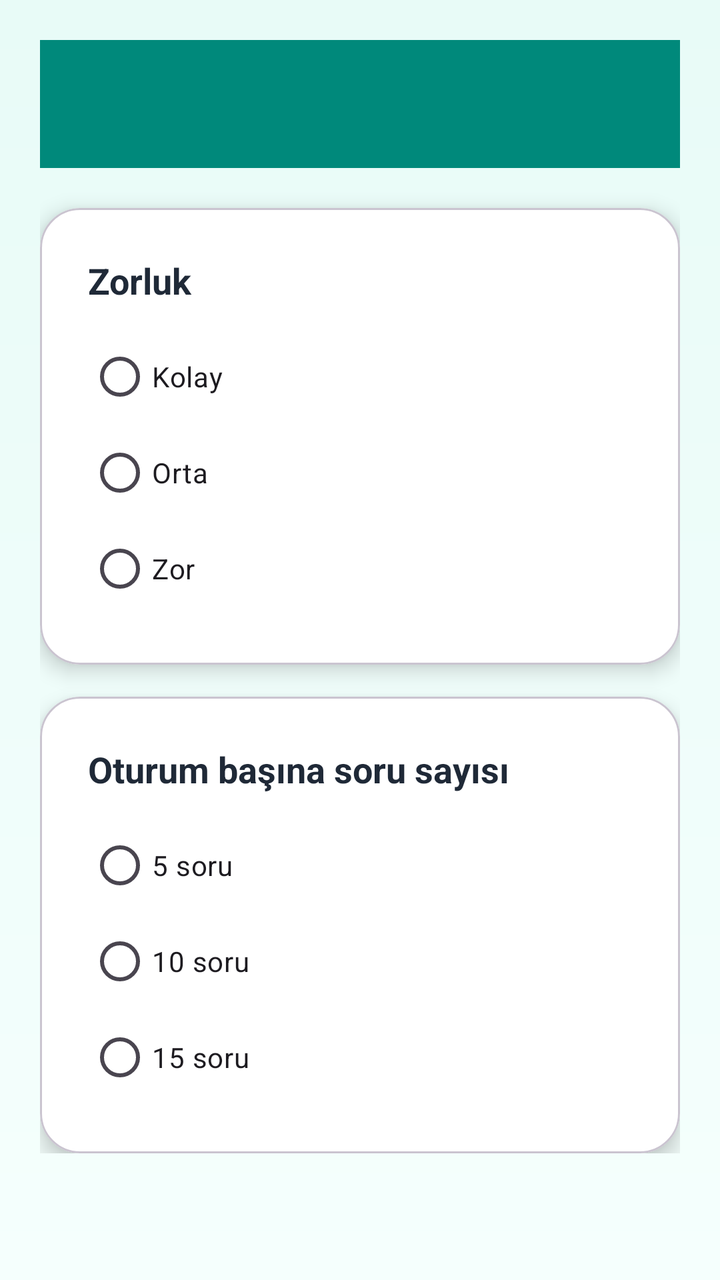
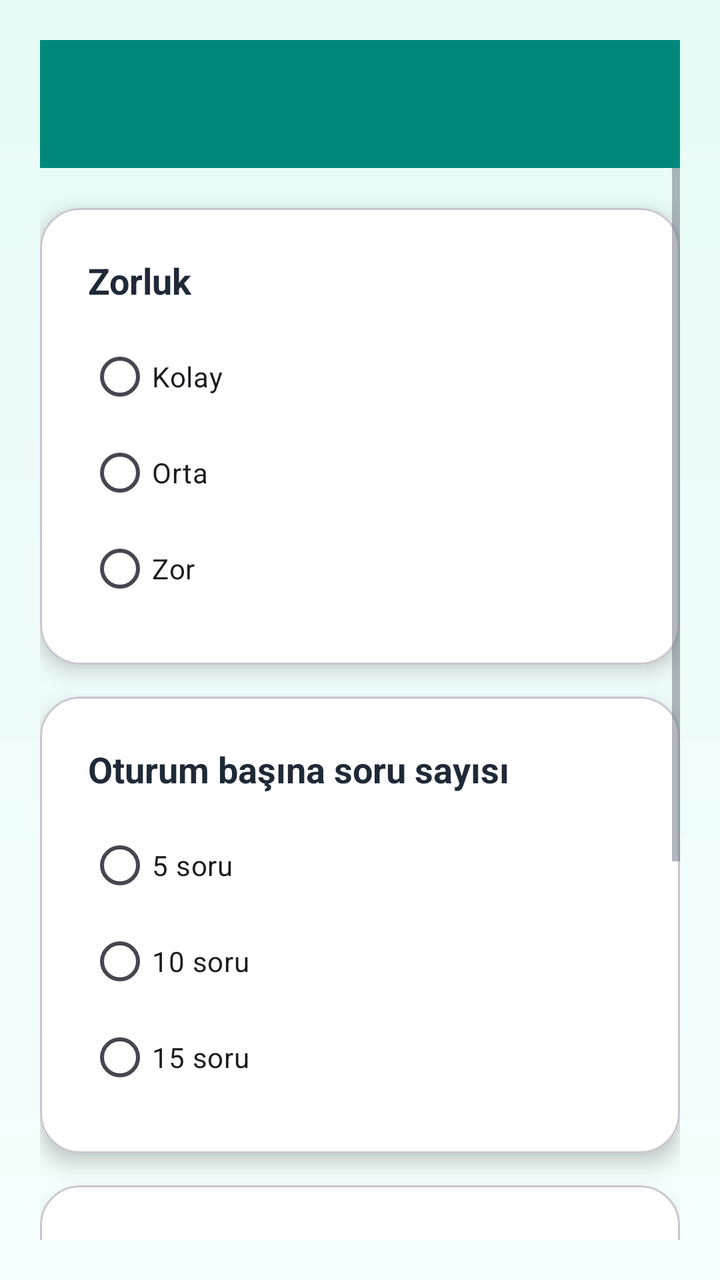

The first picture is an Android layout as it rendered before a commit; the second is the same layout after the commit. The layout source and the unified diff follow.
<!-- AndroidManifest.xml: application theme Theme.BrainBuddy -->
<!-- res/layout/activity_quiz_settings.xml -->
<?xml version="1.0" encoding="utf-8"?>
<LinearLayout xmlns:android="http://schemas.android.com/apk/res/android"
    xmlns:app="http://schemas.android.com/apk/res-auto"
    android:layout_width="match_parent"
    android:layout_height="match_parent"
    android:orientation="vertical"
    android:background="@drawable/bg_gradient"
    android:padding="20dp">

    <com.google.android.material.appbar.MaterialToolbar
        android:id="@+id/toolbar"
        android:layout_width="match_parent"
        android:layout_height="?attr/actionBarSize"
        android:background="@color/bb_turquoise_dark"
        app:titleTextColor="@color/white"/>

    <ScrollView
        android:layout_width="match_parent"
        android:layout_height="match_parent">

        <LinearLayout
            android:layout_width="match_parent"
            android:layout_height="wrap_content"
            android:orientation="vertical">

            <com.google.android.material.card.MaterialCardView
                android:layout_width="match_parent"
                android:layout_height="wrap_content"
                app:cardCornerRadius="20dp"
                app:cardElevation="6dp"
                app:cardBackgroundColor="@color/white"
                android:layout_marginTop="20dp">

                <LinearLayout
                    android:layout_width="match_parent"
                    android:layout_height="wrap_content"
                    android:orientation="vertical"
                    android:padding="24dp">

                    <TextView
                        android:layout_width="match_parent"
                        android:layout_height="wrap_content"
                        android:text="Zorluk"
                        android:textSize="18sp"
                        android:textStyle="bold"
                        android:textColor="@color/bb_text_dark"/>

                    <RadioGroup
                        android:id="@+id/difficultyGroup"
                        android:layout_width="match_parent"
                        android:layout_height="wrap_content"
                        android:layout_marginTop="12dp"
                        android:orientation="vertical">

                        <RadioButton
                            android:id="@+id/diffEasy"
                            android:text="Kolay"
                            android:layout_width="match_parent"
                            android:layout_height="wrap_content"/>

                        <RadioButton
                            android:id="@+id/diffMedium"
                            android:text="Orta"
                            android:layout_width="match_parent"
                            android:layout_height="wrap_content"/>

                        <RadioButton
                            android:id="@+id/diffHard"
                            android:text="Zor"
                            android:layout_width="match_parent"
                            android:layout_height="wrap_content"/>
                    </RadioGroup>
                </LinearLayout>
            </com.google.android.material.card.MaterialCardView>

            <com.google.android.material.card.MaterialCardView
                android:layout_width="match_parent"
                android:layout_height="wrap_content"
                app:cardCornerRadius="20dp"
                app:cardElevation="6dp"
                app:cardBackgroundColor="@color/white"
                android:layout_marginTop="16dp">

                <LinearLayout
                    android:layout_width="match_parent"
                    android:layout_height="wrap_content"
                    android:orientation="vertical"
                    android:padding="24dp">

                    <TextView
                        android:layout_width="match_parent"
                        android:layout_height="wrap_content"
                        android:text="Oturum başına soru sayısı"
                        android:textSize="18sp"
                        android:textStyle="bold"
                        android:textColor="@color/bb_text_dark"/>

                    <RadioGroup
                        android:id="@+id/questionsGroup"
                        android:layout_width="match_parent"
                        android:layout_height="wrap_content"
                        android:layout_marginTop="12dp"
                        android:orientation="vertical">

                        <RadioButton
                            android:id="@+id/q5"
                            android:text="5 soru"
                            android:layout_width="match_parent"
                            android:layout_height="wrap_content"/>

                        <RadioButton
                            android:id="@+id/q10"
                            android:text="10 soru"
                            android:layout_width="match_parent"
                            android:layout_height="wrap_content"/>

                        <RadioButton
                            android:id="@+id/q15"
                            android:text="15 soru"
                            android:layout_width="match_parent"
                            android:layout_height="wrap_content"/>
                    </RadioGroup>
                </LinearLayout>
            </com.google.android.material.card.MaterialCardView>

        </LinearLayout>
    </ScrollView>
</LinearLayout>
<!-- resources referenced by this layout -->
<resources>
  <color name="bb_text_dark">#1F2937</color>
  <color name="bb_turquoise_dark">#00897B</color>
  <color name="white">#FFFFFF</color>
  <!-- drawable bg_gradient (drawable) -->
  <?xml version="1.0" encoding="utf-8"?>
  <layer-list xmlns:android="http://schemas.android.com/apk/res/android">
      <item>
          <shape>
              <gradient
                  android:angle="270"
                  android:startColor="#E8FBF7"
                  android:endColor="#F5FFFD"/>
          </shape>
      </item>
  </layer-list>
  <style name="Theme.BrainBuddy" parent="Theme.Material3.Light.NoActionBar">
          <item name="colorPrimary">@color/bb_primary</item>
          <item name="colorOnPrimary">@color/white</item>
          <item name="colorSecondary">@color/bb_secondary</item>
          <item name="colorOnSecondary">@color/white</item>
          <item name="colorTertiary">@color/bb_accent</item>
          <item name="colorOnTertiary">@color/black</item>
          <item name="android:windowBackground">@color/bb_bg</item>
          <item name="android:textColorPrimary">@color/bb_text</item>
          <item name="android:textColorSecondary">@color/bb_text_muted</item>
      </style>
  <color name="bb_primary">#1BC5B0</color>
  <color name="bb_secondary">#00897B</color>
  <color name="bb_accent">#FFC107</color>
  <color name="black">#000000</color>
  <color name="bb_bg">#E8FBF7</color>
  <color name="bb_text">#1F2937</color>
  <color name="bb_text_muted">#6B7280</color>
</resources>

<!-- the commit's change to res/layout/activity_quiz_settings.xml (unified diff, before → after) -->
@@ -123,6 +123,63 @@
                 </LinearLayout>
             </com.google.android.material.card.MaterialCardView>
 
+            <com.google.android.material.card.MaterialCardView
+                android:layout_width="match_parent"
+                android:layout_height="wrap_content"
+                app:cardCornerRadius="20dp"
+                app:cardElevation="6dp"
+                app:cardBackgroundColor="@color/white"
+                android:layout_marginTop="16dp">
+
+                <LinearLayout
+                    android:layout_width="match_parent"
+                    android:layout_height="wrap_content"
+                    android:orientation="vertical"
+                    android:padding="24dp">
+
+                    <TextView
+                        android:layout_width="match_parent"
+                        android:layout_height="wrap_content"
+                        android:text="Sınav paketleri (2000+ soru desteklenir)"
+                        android:textSize="18sp"
+                        android:textStyle="bold"
+                        android:textColor="@color/bb_text_dark"/>
+
+                    <TextView
+                        android:layout_width="match_parent"
+                        android:layout_height="wrap_content"
+                        android:text="Boş bırakılırsa tüm sorular kullanılır."
+                        android:textSize="14sp"
+                        android:textColor="@color/bb_text_muted"
+                        android:layout_marginTop="4dp"/>
+
+                    <CheckBox
+                        android:id="@+id/checkLGS"
+                        android:text="LGS"
+                        android:layout_width="match_parent"
+                        android:layout_height="wrap_content"
+                        android:layout_marginTop="12dp"/>
+
+                    <CheckBox
+                        android:id="@+id/checkTYT"
+                        android:text="TYT"
+                        android:layout_width="match_parent"
+                        android:layout_height="wrap_content"/>
+
+                    <CheckBox
+                        android:id="@+id/checkAYT"
+                        android:text="AYT"
+                        android:layout_width="match_parent"
+                        android:layout_height="wrap_content"/>
+
+                    <CheckBox
+                        android:id="@+id/checkGeneral"
+                        android:text="Genel"
+                        android:layout_width="match_parent"
+                        android:layout_height="wrap_content"/>
+                </LinearLayout>
+            </com.google.android.material.card.MaterialCardView>
+
         </LinearLayout>
     </ScrollView>
 </LinearLayout>
<!-- resource entries referenced after the edit -->
@@ -22,16 +22,29 @@
           <item name="colorOnSecondary">@color/white</item>
           <item name="colorTertiary">@color/bb_accent</item>
           <item name="colorOnTertiary">@color/black</item>
-          <item name="android:windowBackground">@color/bb_bg</item>
+          <item name="colorError">@color/bb_error</item>
+          <item name="android:windowBackground">@drawable/bg_gradient</item>
           <item name="android:textColorPrimary">@color/bb_text</item>
           <item name="android:textColorSecondary">@color/bb_text_muted</item>
+          <item name="materialButtonStyle">@style/BBButton</item>
       </style>
   <color name="bb_primary">#1BC5B0</color>
   <color name="bb_secondary">#00897B</color>
   <color name="bb_accent">#FFC107</color>
   <color name="black">#000000</color>
-  <color name="bb_bg">#E8FBF7</color>
+  <color name="bb_error">#FF5252</color>
   <color name="bb_text">#1F2937</color>
+  <style name="BBButton" parent="Widget.Material3.Button">
+          <item name="android:minHeight">56dp</item>
+          <item name="android:paddingStart">24dp</item>
+          <item name="android:paddingEnd">24dp</item>
+          <item name="cornerRadius">16dp</item>
+          <item name="android:textAllCaps">false</item>
+          <item name="android:textColor">@color/white</item>
+          <item name="android:textSize">16sp</item>
+          <item name="android:textStyle">bold</item>
+          <item name="backgroundTint">@color/bb_primary</item>
+      </style>
   <color name="bb_text_muted">#6B7280</color>
 </resources>
 
